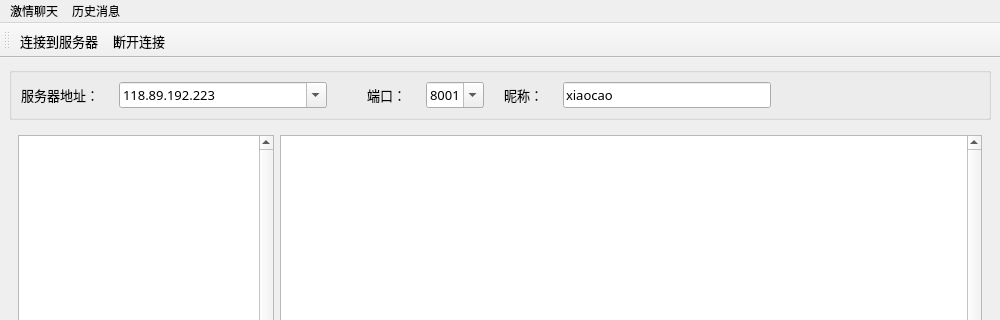
Qt form Client/client_mainwindow.ui (nicexiaocao/chatting_room) before a commit; both pictures show x 0 to 1000 and y 0 to 320 of the 1000 by 800 pixel window.
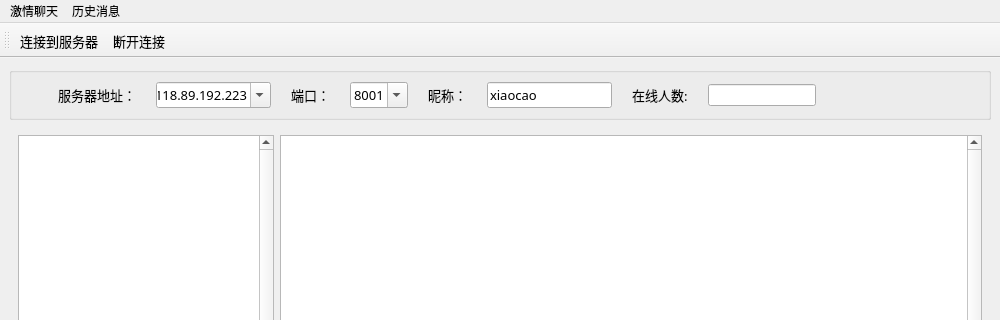
The same form after that commit. Icons and pictures are not drawn.

The edit to the form file:
```diff
--- a/Client/client_mainwindow.ui
+++ b/Client/client_mainwindow.ui
@@ -36,6 +36,21 @@
        </property>
        <item>
         <widget class="QLabel" name="ip_label">
+         <property name="enabled">
+          <bool>true</bool>
+         </property>
+         <property name="sizePolicy">
+          <sizepolicy hsizetype="Expanding" vsizetype="Preferred">
+           <horstretch>0</horstretch>
+           <verstretch>0</verstretch>
+          </sizepolicy>
+         </property>
+         <property name="minimumSize">
+          <size>
+           <width>115</width>
+           <height>0</height>
+          </size>
+         </property>
          <property name="font">
           <font>
            <family>微软雅黑</family>
@@ -85,22 +100,6 @@
          </item>
         </widget>
        </item>
-       <item>
-        <spacer name="horizontalSpacer_4">
-         <property name="orientation">
-          <enum>Qt::Horizontal</enum>
-         </property>
-         <property name="sizeType">
-          <enum>QSizePolicy::Fixed</enum>
-         </property>
-         <property name="sizeHint" stdset="0">
-          <size>
-           <width>20</width>
-           <height>20</height>
-          </size>
-         </property>
-        </spacer>
-       </item>
        <item>
         <widget class="QLabel" name="ip_label_2">
          <property name="font">
@@ -161,6 +160,12 @@
        </item>
        <item>
         <widget class="QLineEdit" name="editName">
+         <property name="sizePolicy">
+          <sizepolicy hsizetype="Preferred" vsizetype="Fixed">
+           <horstretch>0</horstretch>
+           <verstretch>0</verstretch>
+          </sizepolicy>
+         </property>
          <property name="font">
           <font>
            <family>微软雅黑</family>
@@ -175,6 +180,39 @@
          </property>
         </widget>
        </item>
+       <item>
+        <widget class="QLabel" name="label_onlie">
+         <property name="font">
+          <font>
+           <family>微软雅黑</family>
+           <pointsize>10</pointsize>
+          </font>
+         </property>
+         <property name="text">
+          <string>在线人数:</string>
+         </property>
+        </widget>
+       </item>
+       <item>
+        <widget class="QLineEdit" name="lineEdit">
+         <property name="readOnly">
+          <bool>true</bool>
+         </property>
+        </widget>
+       </item>
+       <item>
+        <spacer name="horizontalSpacer_4">
+         <property name="orientation">
+          <enum>Qt::Horizontal</enum>
+         </property>
+         <property name="sizeHint" stdset="0">
+          <size>
+           <width>40</width>
+           <height>20</height>
+          </size>
+         </property>
+        </spacer>
+       </item>
        <item>
         <spacer name="horizontalSpacer_2">
          <property name="orientation">
```
Left out of the diff: 8 changed lines with no effect on the pictures.
